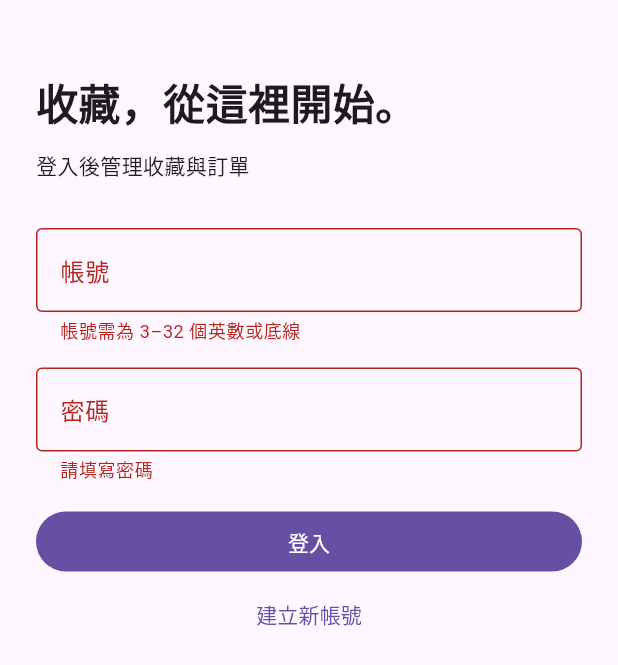
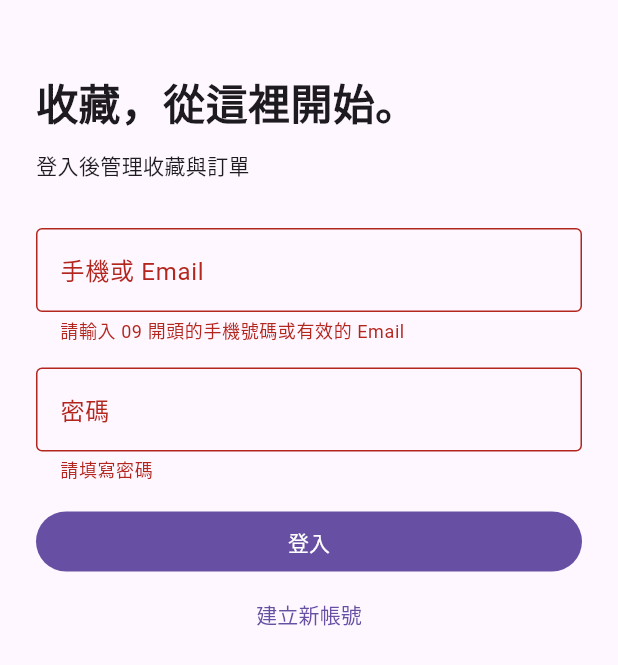
Before and after one commit to jackteng-dev/figura-app, a Flutter app: the LoginScreen widget shown alone on an empty page, opened directly, after a tap on "登入", on a phone screen of 412 x 824 dp. Shown: the top 665 px of the screen. Run offline on Flutter 3.47's test engine with Material 3 defaults, Android fonts, the phone set to English and light mode, and no system bars; our stand-ins replace dio, flutter_riverpod, flutter_secure_storage, go_router; accounts and stored records are empty.

Commit message:
feat(auth): sign up with phone and email, sign in by phone or email
Matches the backend's contact-only-login change. Registration sends only
email, phone and password; the login field accepts a phone number or an
email, normalized like the backend. The account page shows email,
verification state and phone, nickname editing is gone, and the header no
longer shows the generated username. A nickname change left pending by an
older build can only be re-read and cleared. ECPay payments started on the
website are shown but cannot be simulated. Token, refresh, secure storage
and pending-write handling are unchanged.

Co-Authored-By: Claude Opus 5.5 <noreply@anthropic.com>

```diff
--- a/lib/app.dart
+++ b/lib/app.dart
@@ -179,7 +179,8 @@ class ShopShell extends ConsumerWidget {
             padding: const EdgeInsets.only(right: 16),
             child: Center(
               child: Text(
-                api.signedIn ? '${api.customer!['displayName']}' : '收藏品商店',
+                // 不顯示系統自動產生的帳號名稱／暱稱
+                api.signedIn ? '會員中心' : '收藏品商店',
               ),
             ),
           ),
@@ -288,7 +289,8 @@ class PendingBanner extends ConsumerWidget {
                                     .map((a) => Address(a).label)
                                     .join('\n')
                               : resource == 'me'
-                              ? '${data['displayName']}'
+                              // 舊版 App 留下的「修改暱稱」待核對操作：暱稱已停用，顯示目前會員資料供核對後解除
+                              ? '暱稱功能已停用，這筆修改不會再送出。\nEmail：${data['email'] ?? '未設定'}\n手機：${data['phone'] ?? '未設定'}'
                               : statusLabel(data['status']);
                           final confirmed = await showDialog<bool>(
                             context: context,
--- /dev/null
+++ b/lib/core/identity.dart
@@ -0,0 +1,33 @@
+// 會員識別：手機與 Email。規則與後端 CustomerPayloads.normalizePhone／normalizeEmail 一致，
+// App 端只做格式檢查與正規化，是否存在、是否重複仍由伺服器判斷。
+
+final RegExp _email = RegExp(
+  r'^[A-Za-z0-9._%+\-]{1,64}@[A-Za-z0-9](?:[A-Za-z0-9\-]{0,62}[A-Za-z0-9])?(?:\.[A-Za-z0-9](?:[A-Za-z0-9\-]{0,62}[A-Za-z0-9])?)+$',
+);
+
+/// 台灣手機正規化為 09xxxxxxxx；接受 0912345678、0912-345-678、+886912345678、886 912 345 678、912345678。不合法回傳 null。
+String? normalizePhone(String? raw) {
+  if (raw == null) return null;
+  var digits = raw.replaceAll(RegExp(r'[\s\-()]'), '');
+  if (digits.startsWith('+886')) {
+    digits = digits.substring(4);
+  } else if (digits.startsWith('886') && digits.length == 12) {
+    digits = digits.substring(3);
+  }
+  if (RegExp(r'^9\d{8}$').hasMatch(digits)) digits = '0$digits';
+  return RegExp(r'^09\d{8}$').hasMatch(digits) ? digits : null;
+}
+
+/// Email 正規化（去空白、轉小寫）；不合法回傳 null。
+String? normalizeEmail(String? raw) {
+  if (raw == null) return null;
+  final e = raw.trim();
+  return e.length <= 254 && _email.hasMatch(e) ? e.toLowerCase() : null;
+}
+
+/// 登入識別：手機或 Email，正規化後送出；兩者皆不合法回傳 null。
+String? normalizeLoginId(String? raw) {
+  final value = raw?.trim() ?? '';
+  if (value.contains('@')) return normalizeEmail(value);
+  return normalizePhone(value);
+}
--- a/lib/features/auth.dart
+++ b/lib/features/auth.dart
@@ -4,6 +4,8 @@ import 'package:flutter/material.dart';
 import 'package:flutter_riverpod/flutter_riverpod.dart';
 import 'package:go_router/go_router.dart';
 
+import '../core/api.dart';
+import '../core/identity.dart';
 import '../core/providers.dart';
 import 'common.dart';
 
@@ -15,15 +17,18 @@ class LoginScreen extends ConsumerStatefulWidget {
 
 class _LoginScreenState extends ConsumerState<LoginScreen> {
   final form = GlobalKey<FormState>();
-  final username = TextEditingController(),
-      password = TextEditingController(),
-      name = TextEditingController();
+  // 登入：identifier 為手機或 Email。註冊：phone＋email＋password（不再有帳號名稱與暱稱）。
+  final identifier = TextEditingController(),
+      phone = TextEditingController(),
+      email = TextEditingController(),
+      password = TextEditingController();
   bool registering = false, busy = false;
   @override
   void dispose() {
-    username.dispose();
+    identifier.dispose();
+    phone.dispose();
+    email.dispose();
     password.dispose();
-    name.dispose();
     super.dispose();
   }
 
@@ -32,15 +37,29 @@ class _LoginScreenState extends ConsumerState<LoginScreen> {
     setState(() => busy = true);
     try {
       final api = ref.read(apiProvider);
+      String loginId;
       if (registering) {
+        final mail = normalizeEmail(email.text)!;
         await api.register(
-          username.text.trim(),
-          password.text,
-          name.text.trim(),
+          email: mail,
+          phone: normalizePhone(phone.text)!,
+          password: password.text,
         );
-        if (mounted) setState(() => registering = false);
+        if (mounted) {
+          setState(() => registering = false);
+          identifier.text = mail;
+        }
+        loginId = mail;
+      } else {
+        loginId = normalizeLoginId(identifier.text)!;
       }
-      await api.login(username.text.trim(), password.text);
+      try {
+        await api.login(loginId, password.text);
+      } on ShopError catch (e) {
+        // 不透露帳號是否存在
+        if (e.status == 401) throw ShopError('手機／Email 或密碼不正確', status: 401);
+        rethrow;
+      }
       password.clear();
       await ref.read(writesProvider).restore();
       if (mounted) context.go('/products');
@@ -69,14 +88,31 @@ class _LoginScreenState extends ConsumerState<LoginScreen> {
         child: Column(
           crossAxisAlignment: CrossAxisAlignment.stretch,
           children: [
-            field(
-              username,
-              '帳號',
-              validator: (v) =>
-                  RegExp(r'^[A-Za-z0-9_]{3,32}$').hasMatch(v?.trim() ?? '')
-                  ? null
-                  : '帳號需為 3–32 個英數或底線',
-            ),
+            if (!registering)
+              field(
+                identifier,
+                '手機或 Email',
+                keyboard: TextInputType.emailAddress,
+                validator: (v) => normalizeLoginId(v) == null
+                    ? '請輸入 09 開頭的手機號碼或有效的 Email'
+                    : null,
+              ),
+            if (registering) ...[
+              field(
+                phone,
+                '手機號碼',
+                keyboard: TextInputType.phone,
+                validator: (v) =>
+                    normalizePhone(v) == null ? '請輸入 09 開頭的 10 碼手機' : null,
+              ),
+              field(
+                email,
+                'Email',
+                keyboard: TextInputType.emailAddress,
+                validator: (v) =>
+                    normalizeEmail(v) == null ? 'Email 格式不正確' : null,
+              ),
+            ],
             field(
               password,
               '密碼',
@@ -89,15 +125,6 @@ class _LoginScreenState extends ConsumerState<LoginScreen> {
                   ? '密碼至少 12 字元'
                   : null,
             ),
-            if (registering)
-              field(
-                name,
-                '顯示名稱',
-                validator: (v) =>
-                    v == null || v.trim().isEmpty || v.trim().length > 80
-                    ? '請填寫 1–80 字的名稱'
-                    : null,
-              ),
             FilledButton(
               onPressed: busy ? null : submit,
               child: Text(
@@ -121,44 +148,24 @@ class _LoginScreenState extends ConsumerState<LoginScreen> {
   );
 }
 
-class AccountScreen extends ConsumerStatefulWidget {
+class AccountScreen extends ConsumerWidget {
   const AccountScreen({super.key});
-  @override
-  ConsumerState<AccountScreen> createState() => _AccountScreenState();
-}
-
-class _AccountScreenState extends ConsumerState<AccountScreen> {
-  final name = TextEditingController();
-  @override
-  void dispose() {
-    name.dispose();
-    super.dispose();
-  }
 
   @override
-  Widget build(BuildContext context) => RequestView(
+  Widget build(BuildContext context, WidgetRef ref) => RequestView(
     load: () => ref.read(apiProvider).request('GET', 'me'),
     render: (data, reload) {
+      final mail = data['email'] as String?, mobile = data['phone'] as String?;
       return ListView(
         padding: const EdgeInsets.all(16),
         children: [
-          infoCard('我的帳戶', [
-            Text('${data['displayName']}'),
-            Text('@${data['username']}'),
+          infoCard('會員資料', [
+            Text('Email：${mail ?? '未設定'}'),
+            if (mail != null)
+              // Email 驗證信目前為測試環境模擬、不會真的寄出：只顯示狀態，不要求去收信
+              Text(data['emailVerified'] == true ? 'Email 已驗證' : 'Email 尚未驗證'),
+            Text('手機：${mobile ?? '未設定'}'),
           ]),
-          field(name, '新的顯示名稱'),
-          WriteButton(
-            label: '更新名稱',
-            action: () async {
-              if (name.text.trim().isEmpty || name.text.trim().length > 80) {
-                return;
-              }
-              await ref.read(writesProvider).run('PATCH', 'me', {
-                'displayName': name.text.trim(),
-              });
-              reload();
-            },
-          ),
           const SizedBox(height: 20),
           OutlinedButton(
             onPressed: () => context.push('/addresses'),
```
Also changed, not shown: lib/core/api.dart (+31 -17 lines), lib/features/orders.dart (+8 -2 lines), test_support/native_main.dart (+11 -3 lines), 7 other files.
